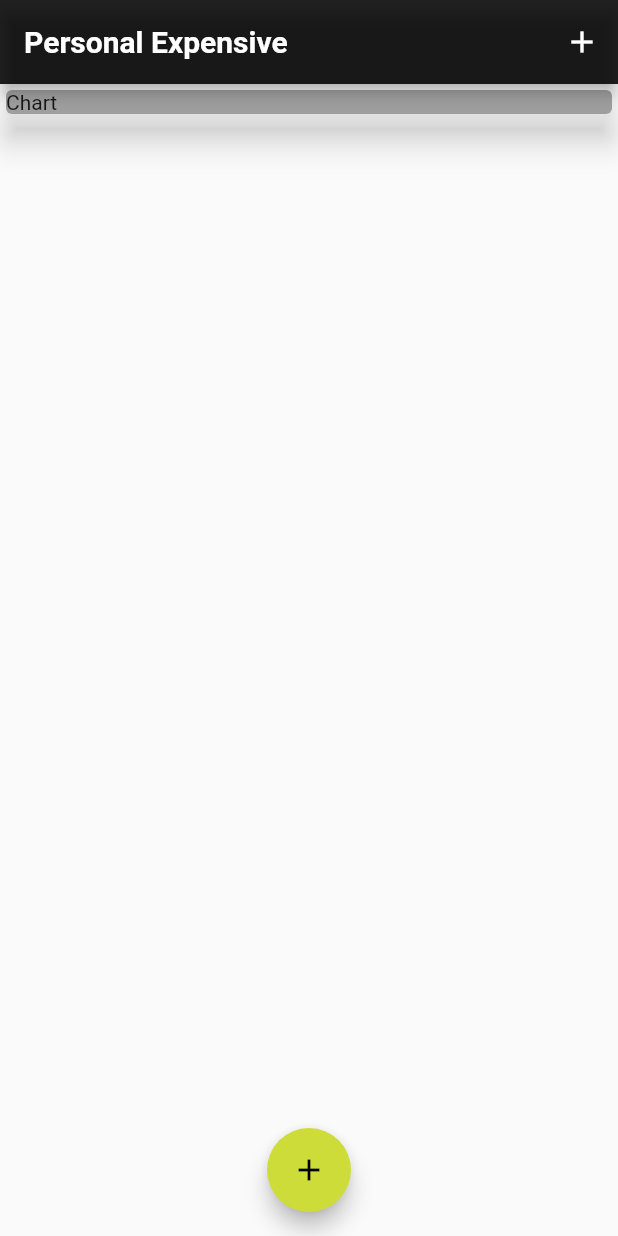
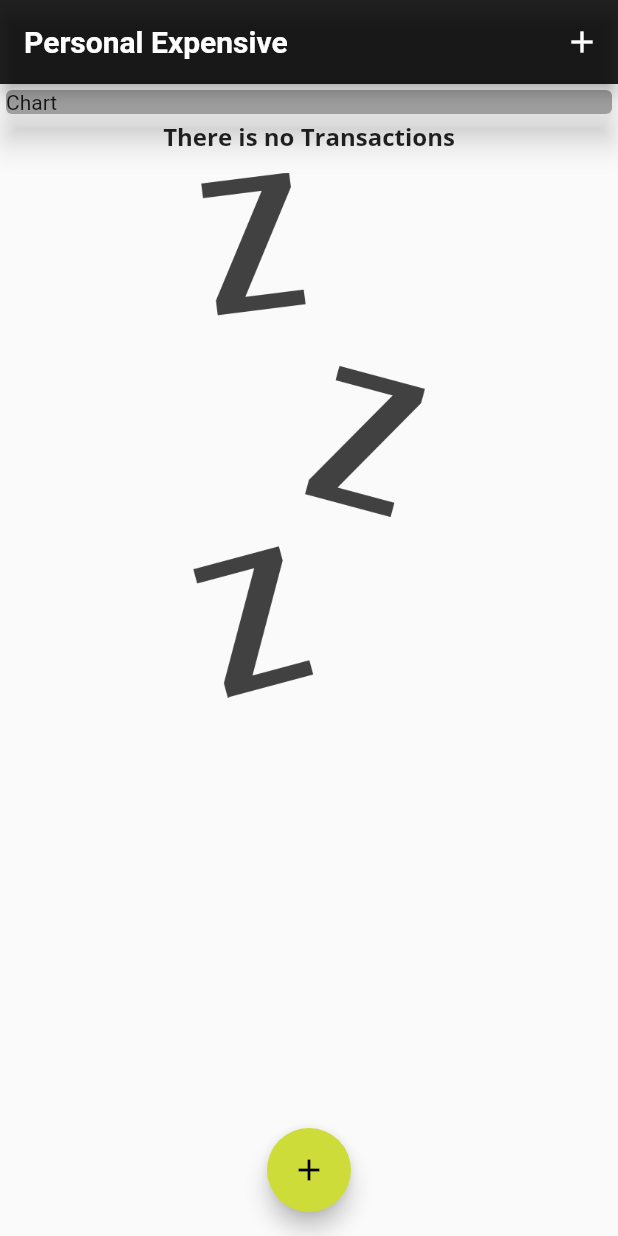
Before and after one commit to abu271200/Notes, a Flutter app: the screen it shows after launch, on a phone screen of 412 x 824 dp. Run offline on Flutter 3.47's test engine with Material 2 defaults, Android fonts, the phone set to English and light mode, and no system bars; Roboto replaces fonts that are missing (OpenSana).

Commit message:
save changes

```diff
--- a/lib/widgets/transaction_list.dart
+++ b/lib/widgets/transaction_list.dart
@@ -1,6 +1,5 @@
 import 'package:flutter/material.dart';
 import 'package:intl/intl.dart';
-
 import '../models/trasaction.dart';
 
 class TransactionList extends StatelessWidget {
@@ -10,7 +9,22 @@ class TransactionList extends StatelessWidget {
   Widget build(BuildContext context) {
     return Container(
       height:400,
-      child:ListView.builder(
+      child:transactions.isEmpty
+      ? Column(
+          children:[
+          Text('There is no Transactions',
+          style: Theme.of(context).textTheme.headline6,
+          ),
+          SizedBox(
+            height: 13
+            ),
+          Container(
+            height: 350,
+            child: Image.asset('assets/images/waiting.png',fit: BoxFit.cover)
+            ),
+          ],
+        )
+        : ListView.builder(
         itemBuilder: (ctx, index){
          return Card(
                     child:Row(
@@ -26,24 +40,20 @@ class TransactionList extends StatelessWidget {
                           width: 2,),
                         ),
                         padding:EdgeInsets.all(8),
-                         child: Text(
+                        child: Text(
+                        style: TextStyle(
+                        fontSize: 15,
+                        fontWeight: FontWeight.bold),
                           '\$${transactions[index].amount.toStringAsFixed(2)}',
-                        style:TextStyle(
-                          fontWeight:FontWeight.bold,
-                          fontSize: 15,
-                          color:Colors.lightBlueAccent[700],
                         ),
-                       ),
                        ),
                        Column(
                         crossAxisAlignment: CrossAxisAlignment.start,
                         children: [
                         Text(
                         transactions[index].title,
-                        style: TextStyle(
-                        fontSize: 18,
-                        fontWeight: FontWeight.bold),
-                        ),
+                        style:Theme.of(context).textTheme.headline6,
+                       ),
                         Text(
                         DateFormat.yMMMd().format(transactions[index].date),
                         style:TextStyle(
```
Also changed, not shown: lib/widgets/chart.dart (added, +14 -0 lines), pubspec.yaml (+4 -4 lines), assets/images/waiting.png (added).
